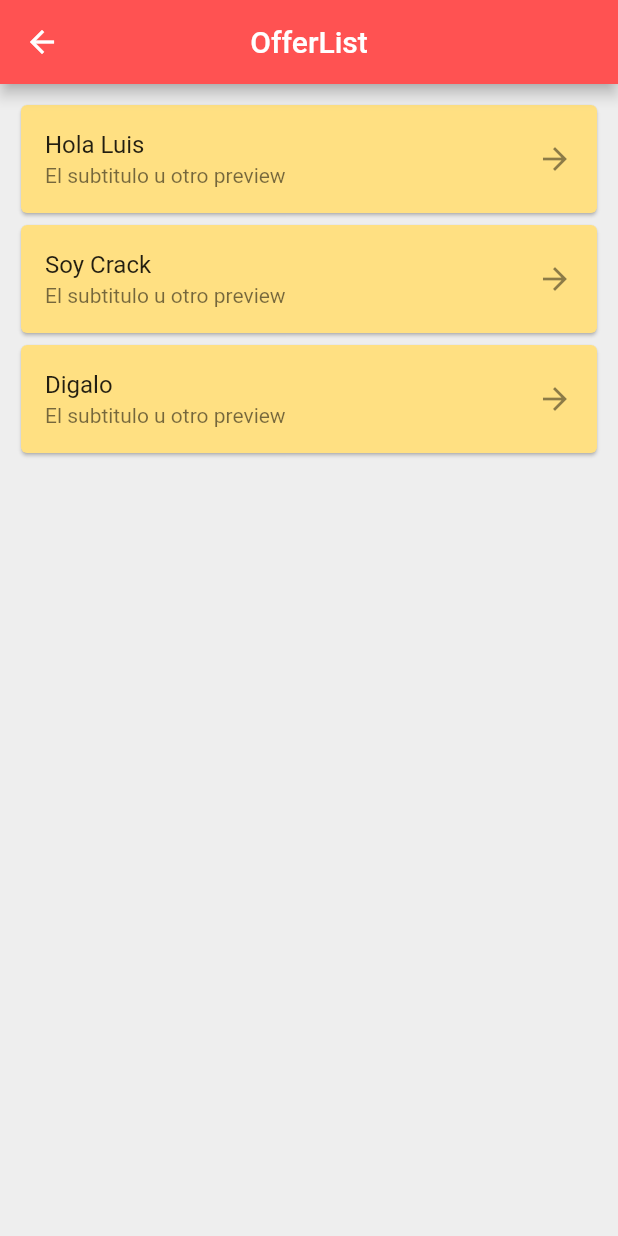
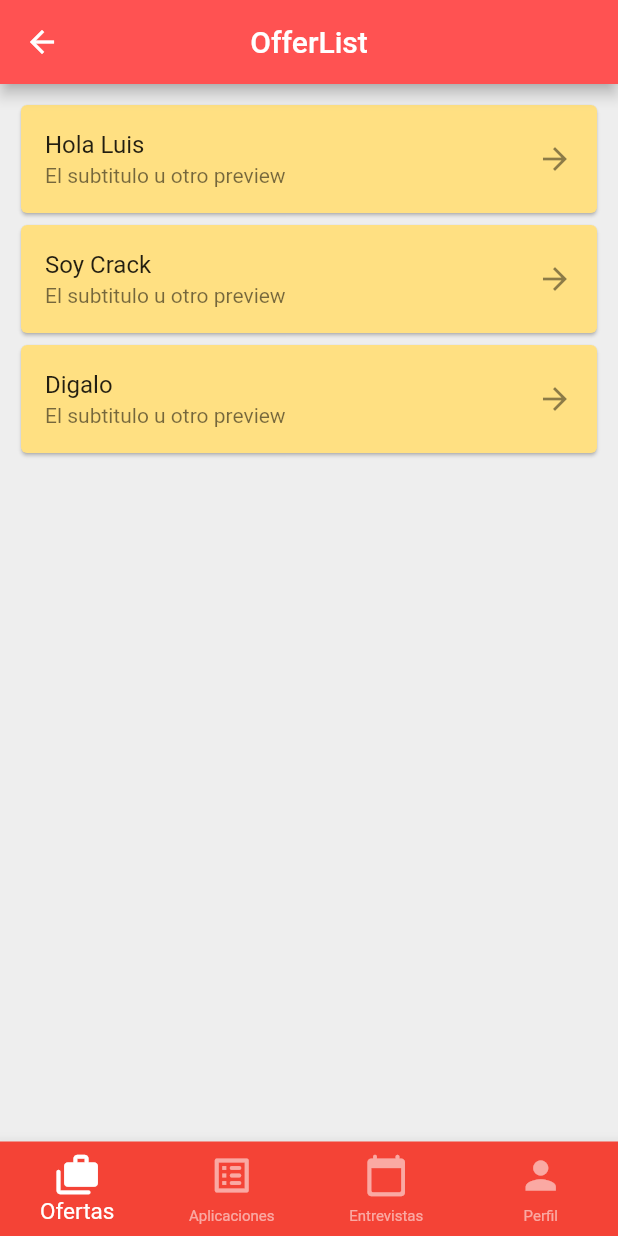
Before and after one commit to TeamNeo2021/gigandjob-mobile_app, a Flutter app: the OfferList screen opened directly, on a phone screen of 412 x 824 dp. Run offline on Flutter 3.47's test engine with Material 2 defaults, Android fonts, the phone set to English and light mode, and no system bars; our stand-ins replace bloc, flutter_bloc.

Commit message:
integracion list y navbar
primer prototipo de pantalla de ofertas

```diff
--- a/lib/Views/OfferList/OfferList_screen.dart
+++ b/lib/Views/OfferList/OfferList_screen.dart
@@ -2,6 +2,7 @@
 import 'package:flutter_bloc/flutter_bloc.dart';
 import 'package:flutter/cupertino.dart';
 import 'package:flutter/material.dart';
+import 'package:gigandjob_mobile_app/Widgets/NavigationBar/NavigationBar.dart';
 import 'OfferListBLOC/offerlist/offerlist_bloc.dart';
 import 'OfferListWidgets/OfferListWidget.dart';
 
@@ -24,6 +25,7 @@ class _OfferListState extends State<OfferList> {
       /*body:  Column(
         children: <Widget>[*/
       body: SafeArea(child: OfferListWidget()),
+      bottomNavigationBar: NavigationBarWidget(),
     );
   }
 }
--- a/lib/Widgets/NavigationBar/NavigationBar.dart
+++ b/lib/Widgets/NavigationBar/NavigationBar.dart
@@ -4,30 +4,43 @@ import 'package:gigandjob_mobile_app/Dominio/Models/Offer.dart';
 import 'package:gigandjob_mobile_app/Views/OfferList/OfferListBLOC/offerlist/offerlist_bloc.dart';
 
 class NavigationBarWidget extends StatelessWidget {
-  //List<String> list_Of_Offers = <String>['Prueba1', 'Prueba2', 'Prueba3'];
+  final screens = [];
+
+  //Statefullwidget?
   @override
   Widget build(BuildContext context) {
+    int indice = 0;
+    //body: screens[current]
     return BottomNavigationBar(
+      type: BottomNavigationBarType.fixed,
+      backgroundColor: Colors.red,
+      selectedItemColor: Colors.white,
+      unselectedItemColor: Colors.white54,
+      iconSize: 30,
+      selectedFontSize: 15,
+      unselectedFontSize: 10,
+      currentIndex: indice,
+      onTap: (index) => /*setState(() =>*/ indice = index /*)*/,
       items: [
         BottomNavigationBarItem(
           icon: Icon(Icons.cases_rounded),
           label: 'Ofertas',
-          backgroundColor: Colors.blue,
+          //backgroundColor: Colors.blue,
         ),
         BottomNavigationBarItem(
           icon: Icon(Icons.list_alt_rounded),
           label: 'Aplicaciones',
-          backgroundColor: Colors.blue,
+          //backgroundColor: Colors.blue,
         ),
         BottomNavigationBarItem(
           icon: Icon(Icons.calendar_today_rounded),
           label: 'Entrevistas',
-          backgroundColor: Colors.blue,
+          //backgroundColor: Colors.blue,
         ),
         BottomNavigationBarItem(
           icon: Icon(Icons.person),
           label: 'Perfil',
-          backgroundColor: Colors.blue,
+          //backgroundColor: Colors.blue,
         ),
       ],
     );
```
